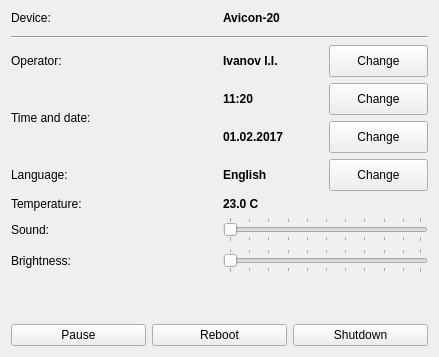
dmitry64/av20, file ui/systemwidget.ui: the form before one commit.
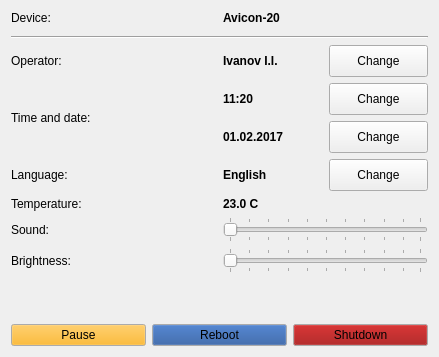
The form after the commit. Icons and pictures are not drawn.

```diff
--- a/ui/systemwidget.ui
+++ b/ui/systemwidget.ui
@@ -335,6 +335,43 @@
     <layout class="QHBoxLayout" name="horizontalLayout">
      <item>
       <widget class="QPushButton" name="pauseButton">
+       <property name="palette">
+        <palette>
+         <active>
+          <colorrole role="Button">
+           <brush brushstyle="SolidPattern">
+            <color alpha="255">
+             <red>255</red>
+             <green>170</green>
+             <blue>0</blue>
+            </color>
+           </brush>
+          </colorrole>
+         </active>
+         <inactive>
+          <colorrole role="Button">
+           <brush brushstyle="SolidPattern">
+            <color alpha="255">
+             <red>255</red>
+             <green>170</green>
+             <blue>0</blue>
+            </color>
+           </brush>
+          </colorrole>
+         </inactive>
+         <disabled>
+          <colorrole role="Button">
+           <brush brushstyle="SolidPattern">
+            <color alpha="255">
+             <red>255</red>
+             <green>170</green>
+             <blue>0</blue>
+            </color>
+           </brush>
+          </colorrole>
+         </disabled>
+        </palette>
+       </property>
        <property name="text">
         <string>Pause</string>
        </property>
@@ -352,6 +389,43 @@
      </item>
      <item>
       <widget class="QPushButton" name="rebootButton">
+       <property name="palette">
+        <palette>
+         <active>
+          <colorrole role="Button">
+           <brush brushstyle="SolidPattern">
+            <color alpha="255">
+             <red>31</red>
+             <green>78</green>
+             <blue>152</blue>
+            </color>
+           </brush>
+          </colorrole>
+         </active>
+         <inactive>
+          <colorrole role="Button">
+           <brush brushstyle="SolidPattern">
+            <color alpha="255">
+             <red>31</red>
+             <green>78</green>
+             <blue>152</blue>
+            </color>
+           </brush>
+          </colorrole>
+         </inactive>
+         <disabled>
+          <colorrole role="Button">
+           <brush brushstyle="SolidPattern">
+            <color alpha="255">
+             <red>31</red>
+             <green>78</green>
+             <blue>152</blue>
+            </color>
+           </brush>
+          </colorrole>
+         </disabled>
+        </palette>
+       </property>
        <property name="text">
         <string>Reboot</string>
        </property>
@@ -369,6 +443,43 @@
      </item>
      <item>
       <widget class="QPushButton" name="shutdownButton">
+       <property name="palette">
+        <palette>
+         <active>
+          <colorrole role="Button">
+           <brush brushstyle="SolidPattern">
+            <color alpha="255">
+             <red>152</red>
+             <green>0</green>
+             <blue>0</blue>
+            </color>
+           </brush>
+          </colorrole>
+         </active>
+         <inactive>
+          <colorrole role="Button">
+           <brush brushstyle="SolidPattern">
+            <color alpha="255">
+             <red>152</red>
+             <green>0</green>
+             <blue>0</blue>
+            </color>
+           </brush>
+          </colorrole>
+         </inactive>
+         <disabled>
+          <colorrole role="Button">
+           <brush brushstyle="SolidPattern">
+            <color alpha="255">
+             <red>152</red>
+             <green>0</green>
+             <blue>0</blue>
+            </color>
+           </brush>
+          </colorrole>
+         </disabled>
+        </palette>
+       </property>
        <property name="text">
         <string>Shutdown</string>
        </property>
```
